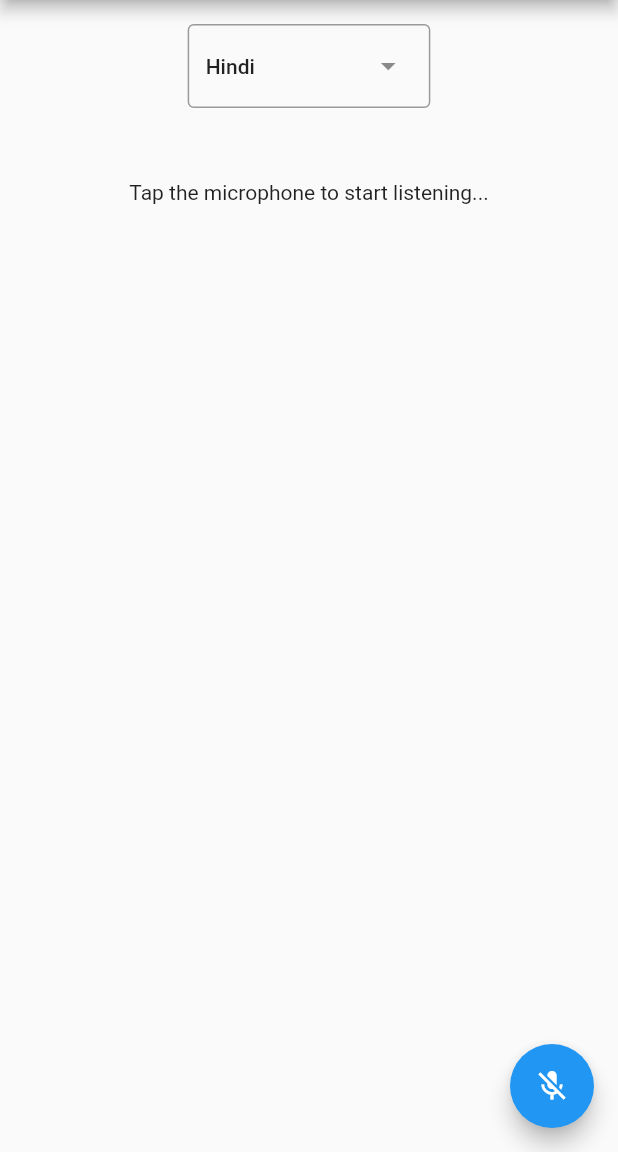
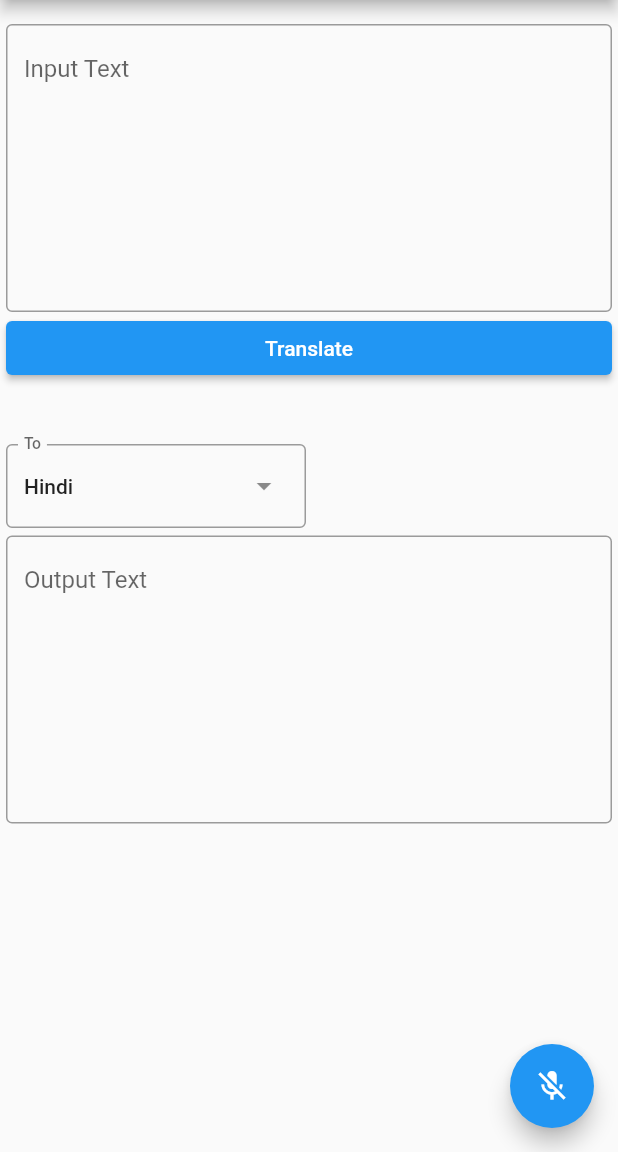
Before and after one commit to deon-gracias/speech-to-speech-translator, a Flutter app: the screen it shows after launch, on a phone screen of 412 x 824 dp, the part 84-1236 px from its top. Run offline on Flutter 3.47's test engine with Material 2 defaults, Android fonts, the light colour scheme and no system bars; our stand-ins replace flutter_hooks, flutter_tts, speech_to_text; missing offline and left inert: flutter_azure_tts, google_mlkit_translation, translator.

Commit message:
UI Changes

```diff
--- a/lib/main.dart
+++ b/lib/main.dart
@@ -1,4 +1,6 @@
 import 'package:flutter/material.dart';
+import 'package:flutter/services.dart';
+import 'package:flutter_azure_tts/flutter_azure_tts.dart';
 import 'package:flutter_hooks/flutter_hooks.dart';
 import 'package:flutter_tts/flutter_tts.dart';
 import 'package:google_mlkit_translation/google_mlkit_translation.dart';
@@ -31,32 +33,41 @@ class MyHomePage extends StatefulWidget {
 
 const List<List<String>> list = [
   ["Hindi", "hi"],
-  ["Punjabi", "pa"],
   ["Sanskrit", "sa"],
   ["Bengali", "bn"],
   ["Marathi", "mr"],
-  ["Gujarati", "gu"],
-  ["Urdu", "ur"],
-  ["Assamese", "as"],
-  ["Odia", "or"],
   ["Nepali", "ne"],
-  ["Maithili", "mai"],
-  ["Konkani", "gom"],
-  ["Santali", "sat"],
-  ["Sindhi", "sd"],
-  ["Dogri", "doi"],
-  ["Meiteilon", "mni-Mtei"],
-  ["Bhojpuri", "bho"]
+  ["Gujarati", "gu"], // No TTS
+  ["Punjabi", "pa"], // No TTS
+  ["Urdu", "ur"], // No TTS
+  ["Sindhi", "sd"], // No TTS
+  // ["Assamese", "as"], // No Translation
+  // ["Odia", "or"], // No Translation
+  // ["Maithili", "mai"], // No Translation
+  // ["Konkani", "gom"], // No Translation
+  // ["Santali", "sat"], // No Translation
+  // ["Dogri", "doi"], // No Translation
+  // ["Meiteilon", "mni-Mtei"], No Translation
+  // ["Bhojpuri", "bho"] // No Translation
 ];
 
 class _MyHomePageState extends State<MyHomePage> {
   final translator = GoogleTranslator();
+  final azureTts = AzureTts.init(
+      subscriptionKey: "6f062081b3b1440f91afbffbf24e77d1",
+      region: "eastus",
+      withLogs: true);
+
   final SpeechToText _speechToText = SpeechToText();
   FlutterTts flutterTts = FlutterTts();
+  TextEditingController outputController = TextEditingController();
+  TextEditingController inputController = TextEditingController();
   bool _speechEnabled = false;
-  String _lastWords = '';
-  String _translated = '';
+  // String _lastWords = '';
+  // String _translated = '';
   String targetLanguage = list.first[1];
+
+  // Get available voices
 
   @override
   void initState() {
@@ -90,7 +101,7 @@ class _MyHomePageState extends State<MyHomePage> {
   /// the platform returns recognized words.
   void _onSpeechResult(SpeechRecognitionResult result) {
     setState(() {
-      _lastWords = result.recognizedWords;
+      inputController.text = result.recognizedWords;
       translate();
     });
   }
@@ -108,12 +119,39 @@ class _MyHomePageState extends State<MyHomePage> {
   Future<void> translate() async {
     if (_speechToText.isListening) return;
 
-    final output = await translator.translate(_lastWords, to: targetLanguage);
+    final output =
+        await translator.translate(inputController.text, to: targetLanguage);
     setState(() {
-      _translated = output.text;
+      outputController.text = output.text;
     });
     _speak(output.text);
   }
+
+  // azureTranslate() async {
+  //   final voicesResponse = await AzureTts.getAvailableVoices();
+
+  //   //List all available voices
+  //   print("${voicesResponse.voices}");
+
+  //   //Pick a Neural voice
+  //   final voice = voicesResponse.voices
+  //       .where((element) => element.locale.startsWith(targetLanguage))
+  //       .toList(growable: false)
+  //       .first;
+
+  //   TtsParams params = TtsParams(
+  //       voice: voice,
+  //       audioFormat: AudioOutputFormat.audio16khz32kBitrateMonoMp3,
+  //       rate: 1.5, // optional prosody rate (default is 1.0)
+  //       text: outputController.text);
+
+  //   final ttsResponse = await AzureTts.getTts(params);
+
+  //   //Get the audio bytes.
+  //   final audioBytes = ttsResponse.audio.buffer.asByteData();
+  //   ttsResponse.audio.buffer.
+
+  // }
 
   @override
   Widget build(BuildContext context) {
@@ -121,14 +159,46 @@ class _MyHomePageState extends State<MyHomePage> {
       appBar: AppBar(
         title: const Text('Speech Demo'),
       ),
-      body: Center(
+      body: SingleChildScrollView(
         child: Container(
           padding: const EdgeInsets.symmetric(vertical: 16, horizontal: 4.0),
           child: Column(
-            mainAxisAlignment: MainAxisAlignment.center,
+            crossAxisAlignment: CrossAxisAlignment.stretch,
             children: <Widget>[
+              // DropdownMenu<String>(
+              //   label: const Text("From"),
+              //   initialSelection: targetLanguage,
+              //   width: 200,
+              //   menuHeight: 300,
+              //   onSelected: (String? value) {
+              //     setState(() {
+              //       targetLanguage = value!;
+              //     });
+              //   },
+              //   dropdownMenuEntries: list.map<DropdownMenuEntry<String>>((e) {
+              //     return DropdownMenuEntry<String>(
+              //       value: e[1],
+              //       label: e[0],
+              //     );
+              //   }).toList(),
+              // ),
+              // const SizedBox(height: 5),
+              TextField(
+                controller: inputController,
+                decoration: const InputDecoration(
+                    border: OutlineInputBorder(), hintText: "Input Text"),
+                maxLines: 8,
+              ),
+              ElevatedButton(
+                onPressed: () => translate(),
+                child: const Text("Translate"),
+              ),
+              const SizedBox(height: 40),
               DropdownMenu<String>(
+                label: const Text("To"),
                 initialSelection: targetLanguage,
+                width: 200,
+                menuHeight: 300,
                 onSelected: (String? value) {
                   setState(() {
                     targetLanguage = value!;
@@ -141,19 +211,12 @@ class _MyHomePageState extends State<MyHomePage> {
                   );
                 }).toList(),
               ),
-              Text('$_translated'),
-              Text('$_lastWords'),
-              Expanded(
-                child: Container(
-                  padding: EdgeInsets.all(16),
-                  child: Text(
-                    _speechToText.isListening
-                        ? '$_lastWords'
-                        : _speechEnabled
-                            ? 'Tap the microphone to start listening...'
-                            : 'Speech not available',
-                  ),
-                ),
+              const SizedBox(height: 5),
+              TextField(
+                controller: outputController,
+                decoration: const InputDecoration(
+                    border: OutlineInputBorder(), hintText: "Output Text"),
+                maxLines: 8,
               ),
             ],
           ),
@@ -161,7 +224,6 @@ class _MyHomePageState extends State<MyHomePage> {
       ),
       floatingActionButton: FloatingActionButton(
         onPressed:
-            // If not yet listening for speech start, otherwise stop
             _speechToText.isNotListening ? _startListening : _stopListening,
         tooltip: 'Listen',
         child: Icon(_speechToText.isNotListening ? Icons.mic_off : Icons.mic),
--- a/pubspec.yaml
+++ b/pubspec.yaml
@@ -40,6 +40,7 @@ dependencies:
   translator: ^0.1.7
   flutter_tts: ^3.8.3
   flutter_hooks: ^0.20.3
+  flutter_azure_tts: ^0.1.6
 
 dev_dependencies:
   flutter_test:
```
Also changed, not shown: pubspec.lock.
